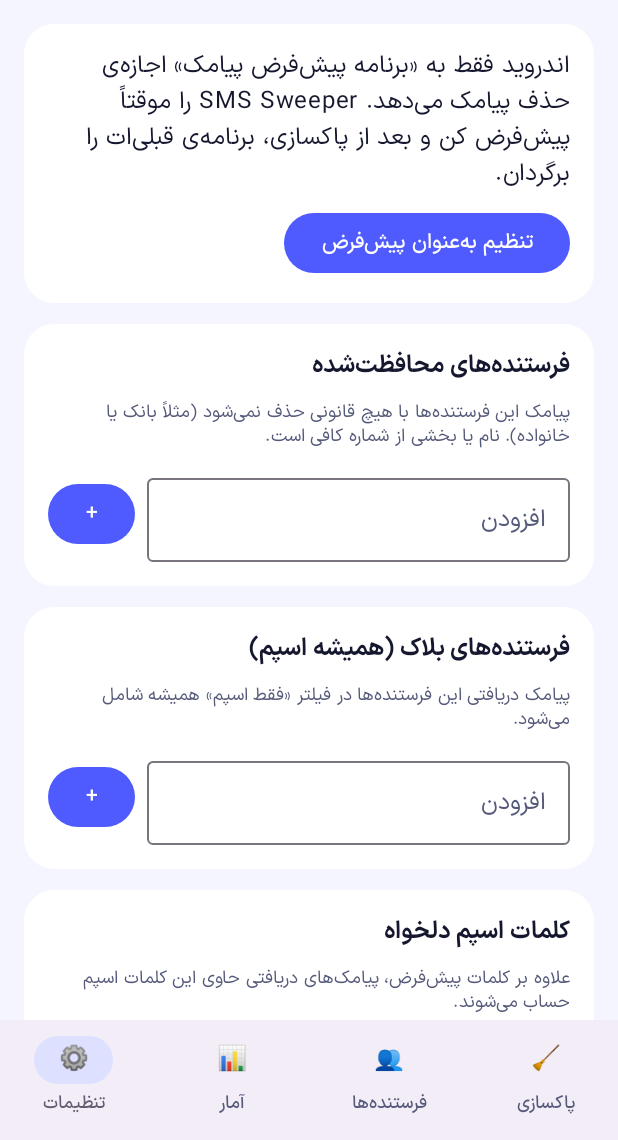
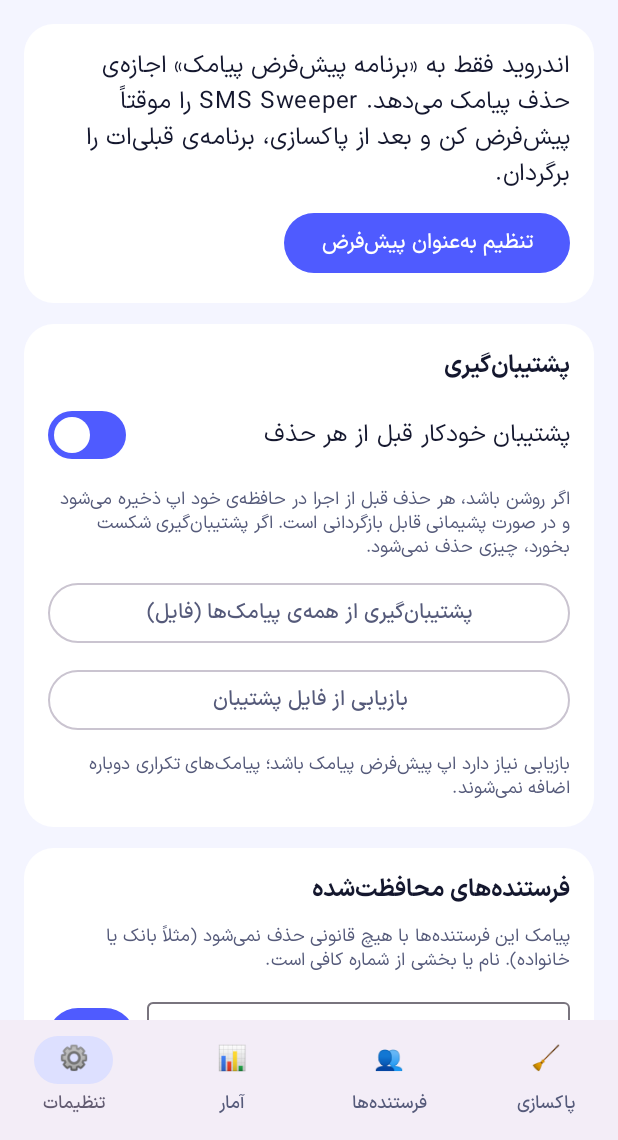
Before and after one commit to MrJs6781/SMS-Sweeper, an Android app built with Jetpack Compose: the screen it shows after launch (MainActivity), item 4 of the bottom bar chosen, on a phone screen of 412 x 824 dp, the part 96-1236 px from its top. Run offline under Robolectric (Android 15) with nearby library versions, the phone set to English and light mode, and no system bars; pictures from the network do not load.

Commit message:
feat: JSON backup before delete, file export and import
Every delete first writes a JSON batch to app storage (aborting the delete if that
fails). Settings can export all messages to a chosen file and restore from one
(duplicates are skipped).

```diff
--- a/app/src/main/kotlin/app/smssweeper/Prefs.kt
+++ b/app/src/main/kotlin/app/smssweeper/Prefs.kt
@@ -15,6 +15,13 @@ object Prefs {
         sp(ctx).edit().putString(key, v.joinToString("\n")).apply()
 
     fun lists(ctx: Context) = Lists(list(ctx, "protected"), list(ctx, "blocked"), list(ctx, "spamWords"))
+
+    fun backupOn(ctx: Context) = sp(ctx).getBoolean("backupOn", true)
+    fun setBackupOn(ctx: Context, v: Boolean) = sp(ctx).edit().putBoolean("backupOn", v).apply()
+
+    /** Days to keep deleted messages in the in-app trash. */
+    fun retention(ctx: Context) = sp(ctx).getInt("retention", 30)
+    fun setRetention(ctx: Context, v: Int) = sp(ctx).edit().putInt("retention", v).apply()
 
     fun presets(ctx: Context): List<Preset> = runCatching {
         val a = JSONArray(sp(ctx).getString("presets", "[]"))
--- a/app/src/main/kotlin/app/smssweeper/SettingsScreen.kt
+++ b/app/src/main/kotlin/app/smssweeper/SettingsScreen.kt
@@ -1,6 +1,9 @@
 package app.smssweeper
 
+import androidx.activity.compose.rememberLauncherForActivityResult
+import androidx.activity.result.contract.ActivityResultContracts
 import androidx.compose.foundation.layout.Arrangement
+import androidx.compose.material3.OutlinedButton
 import androidx.compose.foundation.layout.Row
 import androidx.compose.foundation.layout.fillMaxWidth
 import androidx.compose.material3.Button
@@ -20,6 +23,24 @@ import androidx.compose.ui.unit.dp
 
 @Composable
 fun SettingsScreen(vm: AppVm) {
+    val export = rememberLauncherForActivityResult(ActivityResultContracts.CreateDocument("application/json")) { uri ->
+        if (uri != null) vm.exportTo(uri)
+    }
+    val import = rememberLauncherForActivityResult(ActivityResultContracts.OpenDocument()) { uri ->
+        if (uri != null) vm.importFrom(uri)
+    }
+    Panel {
+        Text("پشتیبان‌گیری", fontWeight = FontWeight.Bold)
+        SwitchRow("پشتیبان خودکار قبل از هر حذف", vm.backupOn) { vm.setBackup(it) }
+        Hint("اگر روشن باشد، هر حذف قبل از اجرا در حافظه‌ی خود اپ ذخیره می‌شود و در صورت پشیمانی قابل بازگردانی است. اگر پشتیبان‌گیری شکست بخورد، چیزی حذف نمی‌شود.")
+        OutlinedButton({ export.launch("sms-backup-${iso(System.currentTimeMillis())}.json") }, Modifier.fillMaxWidth()) {
+            Text("پشتیبان‌گیری از همه‌ی پیامک‌ها (فایل)")
+        }
+        OutlinedButton({ import.launch(arrayOf("*/*")) }, Modifier.fillMaxWidth()) { Text("بازیابی از فایل پشتیبان") }
+        Hint("بازیابی نیاز دارد اپ پیش‌فرض پیامک باشد؛ پیامک‌های تکراری دوباره اضافه نمی‌شوند.")
+    }
+    vm.message?.let { Panel { Text(it, fontWeight = FontWeight.Medium) } }
+
     val l = vm.lists
     ListEditor(
         "فرستنده‌های محافظت‌شده",
```
Also changed, not shown: app/src/main/kotlin/app/smssweeper/AppVm.kt (+38 -0 lines), app/src/main/kotlin/app/smssweeper/Backup.kt (added, +80 -0 lines).
